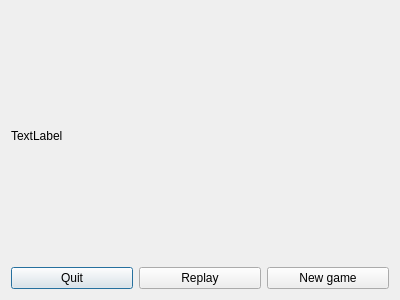
Before: the Qt Designer form Mines/gui/game_over_dialog.ui in dwarfovich/Mines, drawn with Qt 5.
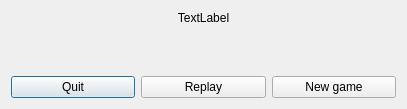
After: the same form once the commit is applied.

Patch:
```diff
--- a/Mines/gui/game_over_dialog.ui
+++ b/Mines/gui/game_over_dialog.ui
@@ -6,8 +6,8 @@
    <rect>
     <x>0</x>
     <y>0</y>
-    <width>400</width>
-    <height>300</height>
+    <width>407</width>
+    <height>109</height>
    </rect>
   </property>
   <property name="windowTitle">
@@ -19,8 +19,24 @@
      <property name="text">
       <string>TextLabel</string>
      </property>
+     <property name="alignment">
+      <set>Qt::AlignmentFlag::AlignCenter</set>
+     </property>
     </widget>
    </item>
+   <item>
+    <spacer name="verticalSpacer">
+     <property name="orientation">
+      <enum>Qt::Orientation::Vertical</enum>
+     </property>
+     <property name="sizeHint" stdset="0">
+      <size>
+       <width>20</width>
+       <height>34</height>
+      </size>
+     </property>
+    </spacer>
+   </item>
    <item>
     <layout class="QHBoxLayout" name="horizontalLayout" stretch="0,0,0">
      <property name="sizeConstraint">
```
Left out of the diff: 2 changed lines with no effect on the pictures.
